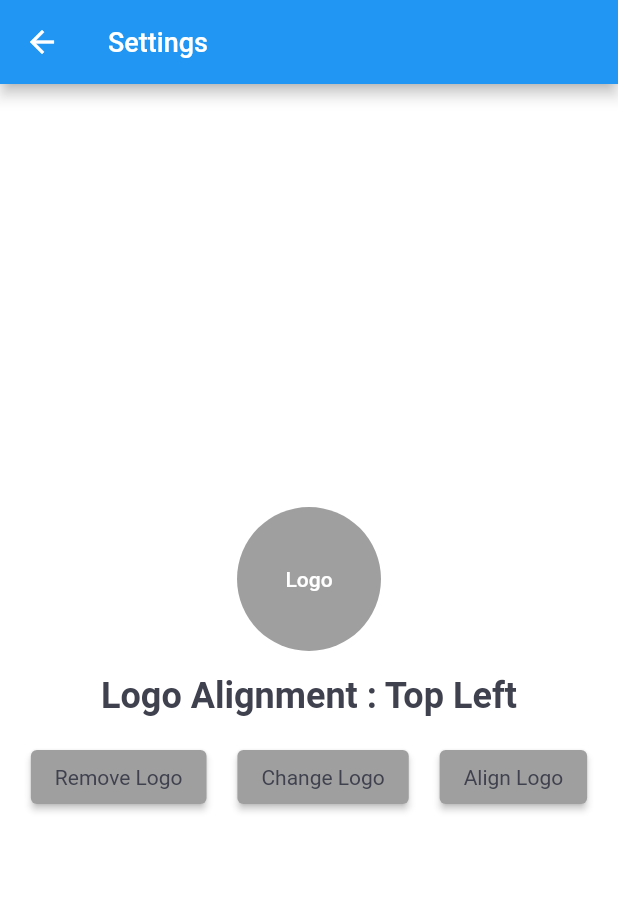
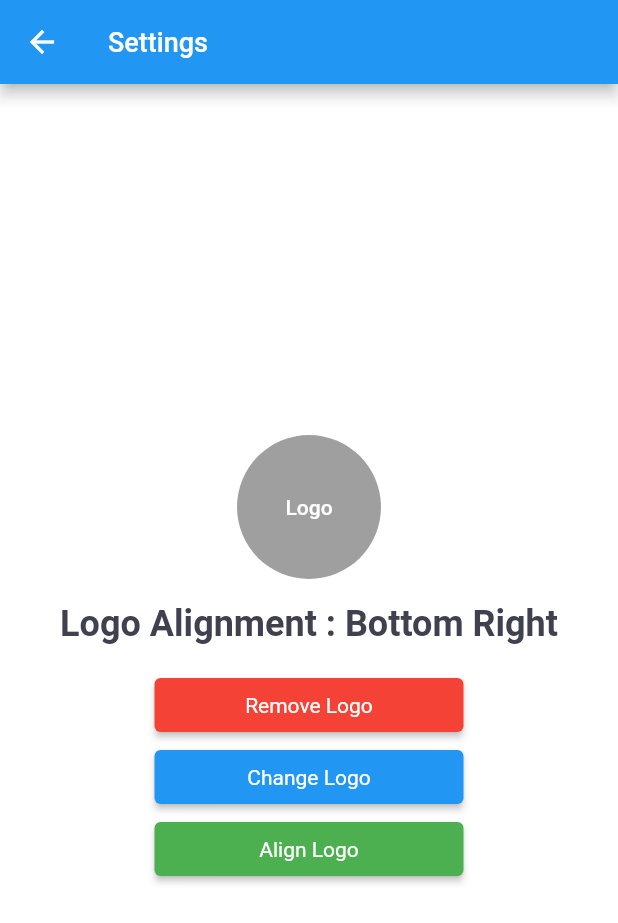
Before and after one commit to subashkhatri36/aicamera, a Flutter app: the SettingView screen opened by its route, after a tap on "Change Logo", on a phone screen of 412 x 824 dp. Shown: the top 923 px of the screen. Run offline on Flutter 3.47's test engine with Material 2 defaults, Android fonts, the phone set to English and light mode, and no system bars; our stand-ins replace camera, flutter_easyloading, get, hexcolor, image_picker, shared_preferences; accounts and stored records are empty.

Commit message:
alignment and logo storing finished

```diff
--- a/lib/app/constant/controller.dart
+++ b/lib/app/constant/controller.dart
@@ -1,3 +1,6 @@
 import 'package:aicamera/app/core/app_size_config.dart';
+import 'package:aicamera/app/core/controller/app_controller.dart';
+import 'package:get/get.dart';
 
 AppSize appsize = AppSize.instance;
+AppController appController = Get.find<AppController>();
--- a/lib/app/modules/home/controllers/home_controller.dart
+++ b/lib/app/modules/home/controllers/home_controller.dart
@@ -1,6 +1,7 @@
 import 'dart:io';
 import 'dart:typed_data';
 
+import 'package:aicamera/app/constant/controller.dart';
 import 'package:aicamera/app/constant/enum.dart';
 import 'package:camera/camera.dart';
 import 'package:flutter/material.dart';
@@ -40,16 +41,10 @@ class HomeController extends GetxController {
   ///this variable will store converted both logo and capture image
   File? logowithImage;
 
-  //this will give your the direction of logo
-  LogoDirection logoDir = LogoDirection.topleft;
-  //this variable controll the ui where logo should be located
-  RxBool logopositionchange = false.obs;
   Uint8List? pngBytes;
   //image picker
   final ImagePicker picker = ImagePicker();
 
-//use to check if there is logo selected or not in ui
-  RxBool islogo = false.obs;
   //this variable will identify if logo is attached along with image or not
   RxBool islogoattached = false.obs;
   //this varaible will remind if image is clicked or not
@@ -102,7 +97,7 @@ class HomeController extends GetxController {
         imageQuality: 80,
       );
       logoImageFile = pickedFile;
-      islogo.value = true;
+      appController.islogo.value = true;
     } catch (e) {
       print('error');
     }
--- a/lib/app/modules/home/views/home_view.dart
+++ b/lib/app/modules/home/views/home_view.dart
@@ -2,6 +2,7 @@ import 'dart:async';
 import 'dart:io';
 
 import 'package:aicamera/app/constant/constants.dart';
+import 'package:aicamera/app/constant/controller.dart';
 import 'package:aicamera/app/constant/enum.dart';
 import 'package:aicamera/app/constant/themes.dart';
 import 'package:aicamera/app/modules/home/controllers/home_controller.dart';
@@ -51,6 +52,7 @@ class HomeViewState extends State<HomeView>
 //main widget
   @override
   Widget build(BuildContext context) {
+    print("home logo image " + appController.setting.logoImage);
     return Scaffold(
       key: scaffoldKey,
       body: hcontroller.controller == null
@@ -75,28 +77,12 @@ class HomeViewState extends State<HomeView>
                                           : cameraPreviewWidget())),
                             ],
                           ),
-                          // Obx(() => hcontroller.islogoattached.value &&
-                          //         hcontroller.logowithImage != null
-                          //     ? Center(
-                          //         child: Container(
-                          //         decoration: BoxDecoration(
-                          //           border: Border.all(color: Colors.black),
-                          //           borderRadius: const BorderRadius.all(
-                          //               Radius.circular(50)),
-                          //         ),
-                          //         width: 100,
-                          //         height: 100,
-                          //         child: ClipRRect(
-                          //           borderRadius: const BorderRadius.all(
-                          //               Radius.circular(20)),
-                          //           child:
-                          //               LogoPosition(hcontroller: hcontroller),
-                          //         ),
-                          //       ))
-                          //     : Container()),
-                          Obx(() => hcontroller.logopositionchange.value
-                              ? Container()
-                              : hcontroller.islogo.value
+                          Obx(() => appController.logopositionchange.value
+                              ? appController.islogo.value
+                                  ? LogoPosition(hcontroller: hcontroller)
+                                  : Container()
+                              : appController.islogo.value ||
+                                      appController.islogo.value
                                   ? LogoPosition(hcontroller: hcontroller)
                                   : Container()),
                           Obx(
@@ -524,24 +510,37 @@ class LogoPosition extends StatelessWidget {
   @override
   Widget build(BuildContext context) {
     return Positioned(
-        top: hcontroller.logoDir == LogoDirection.topleft ||
-                hcontroller.logoDir == LogoDirection.topright
+        top: appController.logoDir == LogoDirection.topleft ||
+                appController.logoDir == LogoDirection.topright
             ? 30
             : null,
-        left: hcontroller.logoDir == LogoDirection.topleft ||
-                hcontroller.logoDir == LogoDirection.bottomleft
+        left: appController.logoDir == LogoDirection.topleft ||
+                appController.logoDir == LogoDirection.bottomleft
             ? 10
             : null,
-        right: hcontroller.logoDir == LogoDirection.topright ||
-                hcontroller.logoDir == LogoDirection.bottomright
+        right: appController.logoDir == LogoDirection.topright ||
+                appController.logoDir == LogoDirection.bottomright
             ? 10
             : null,
-        bottom: hcontroller.logoDir == LogoDirection.bottomleft ||
-                hcontroller.logoDir == LogoDirection.bottomright
+        bottom: appController.logoDir == LogoDirection.bottomleft ||
+                appController.logoDir == LogoDirection.bottomright
             ? 10
             : null,
         child: hcontroller.logoImageFile == null
-            ? Container()
+            ? appController.setting.logoImage.isNotEmpty
+                ? Container(
+                    decoration: BoxDecoration(
+                      border: Border.all(color: Colors.black),
+                      borderRadius: const BorderRadius.all(Radius.circular(50)),
+                    ),
+                    width: 50,
+                    height: 50,
+                    child: ClipRRect(
+                      borderRadius: const BorderRadius.all(Radius.circular(50)),
+                      child: Image.file(File(appController.setting.logoImage),
+                          fit: BoxFit.fill),
+                    ))
+                : Container()
             : Container(
                 decoration: BoxDecoration(
                   border: Border.all(color: Colors.black),
--- a/lib/app/modules/setting/controllers/setting_controller.dart
+++ b/lib/app/modules/setting/controllers/setting_controller.dart
@@ -1,35 +1,12 @@
-import 'package:aicamera/app/constant/string.dart';
-import 'package:aicamera/app/core/service/storage_service/shared_preference.dart';
-import 'package:aicamera/app/data/model/setting_model.dart';
 import 'package:get/get.dart';
 
 class SettingController extends GetxController {
   String apptitle = 'Settings';
-  Settings setting = Settings(logoImage: '', logoPosition: '');
+  // Settings setting = Settings(logoImage: '', logoPosition: '');
+  // RxBool alignmentChange = false.obs;
   @override
   void onInit() {
     super.onInit();
-    loadingDatabase();
-  }
-
-  loadingDatabase() async {
-    var data = await shareprefrence.read(AppString.setting);
-    if (data.isNotEmpty) {
-      setting = Settings.fromJson(data);
-    } else {
-      setting.logoPosition = 'Top left';
-      setting.logoImage = "";
-      updateSetting();
-    }
-  }
-
-  updateSetting() async {
-    await shareprefrence.save(AppString.setting, setting.toJson());
-  }
-
-  removeSettings() async {
-    setting = Settings(logoImage: '', logoPosition: '');
-    shareprefrence.remove(AppString.setting);
   }
 
   @override
--- a/lib/app/modules/setting/views/setting_view.dart
+++ b/lib/app/modules/setting/views/setting_view.dart
@@ -1,6 +1,7 @@
 import 'dart:io';
 
 import 'package:aicamera/app/constant/constants.dart';
+import 'package:aicamera/app/constant/controller.dart';
 import 'package:aicamera/app/constant/enum.dart';
 import 'package:aicamera/app/constant/themes.dart';
 import 'package:aicamera/app/modules/home/controllers/home_controller.dart';
@@ -18,6 +19,7 @@ class SettingView extends GetView<SettingController> {
   @override
   Widget build(BuildContext context) {
     final hcontroller = Get.find<HomeController>();
+    print("logo image " + appController.setting.logoImage);
     return Scaffold(
       appBar: AppBar(
         title: const Text('Settings'),
@@ -29,8 +31,9 @@ class SettingView extends GetView<SettingController> {
           crossAxisAlignment: CrossAxisAlignment.center,
           children: [
             Obx(
-              () =>
-                  hcontroller.islogo.value && hcontroller.logoImageFile != null
+              () => appController.islogo.value &&
+                      (hcontroller.logoImageFile != null ||
+                          appController.setting.logoImage.isNotEmpty)
                   ? Center(
                       child: Container(
                       decoration: BoxDecoration(
@@ -43,30 +46,25 @@ class SettingView extends GetView<SettingController> {
                       child: ClipRRect(
                         borderRadius:
                             const BorderRadius.all(Radius.circular(50)),
-                            child: Image.file(
-                                File(hcontroller.logoImageFile!.path),
-                                height: 100,
-                                width: 100,
-                                fit: BoxFit.fill),
+                        child: hcontroller.logoImageFile == null
+                            ? Image.file(File(appController.setting.logoImage))
+                            : Image.file(File(hcontroller.logoImageFile!.path),
+                                height: 150, width: 150, fit: BoxFit.fill),
                       ),
                     ))
-                      : controller.setting.logoImage.isNotEmpty
+                  : appController.setting.logoImage.isNotEmpty
                       ? ClipRRect(
                           borderRadius:
                               const BorderRadius.all(Radius.circular(50)),
                           child: Image.file(
                               File(
-                                    controller.setting.logoImage,
+                                appController.setting.logoImage,
                               ),
-                                  height: 100,
-                                  width: 100,
+                              height: 150,
+                              width: 150,
                               fit: BoxFit.fill),
                         )
-                          : InkWell(
-                              onTap: () {
-                                hcontroller.getLogoImage();
-                              },
-                              child: CircleAvatar(
+                      : CircleAvatar(
                           radius: Constant.defaultmargin * 3,
                           //  size:constant.defaultfontsize
                           backgroundColor: Themes.grey,
@@ -78,53 +76,64 @@ class SettingView extends GetView<SettingController> {
                                 .copyWith(color: Colors.white),
                           )),
             ),
-            ),
             const SizedBox(
               height: Constant.defaultmargin,
             ),
-            Obx(() => hcontroller.logopositionchange.value
+            Obx(() => appController.alignmentChange.value
                 ? const LogoAlighmentDisplay()
                 : const LogoAlighmentDisplay()),
             const SizedBox(
               height: Constant.defaultmargin,
             ),
-            Row(
+            Column(
               mainAxisAlignment: MainAxisAlignment.spaceEvenly,
               children: [
-                CustomButton(
+                SizedBox(
+                  width: MediaQuery.of(context).size.width * .5,
+                  child: CustomButton(
+                    backgroundColor: Colors.red,
                     label: 'Remove Logo',
                     onPressed: () {
                       hcontroller.logoImageFile = null;
-                    hcontroller.islogo.value = false;
-                    controller.setting.logoImage = '';
-                    controller.setting.logoPosition = "Top Left";
-                    controller.update();
+                      appController.islogo.value = false;
+                      appController.setting.logoImage = '';
+                      appController.setting.logoPosition = "Top Left";
+                      appController.removeSettings();
                     },
                     textColor: Colors.white,
                   ),
-                CustomButton(
+                ),
+                SizedBox(
+                  width: MediaQuery.of(context).size.width * .5,
+                  child: CustomButton(
+                    backgroundColor: Colors.blue,
                     label: 'Change Logo',
-                  onPressed: () {
-                    hcontroller.getLogoImage();
-                    if (hcontroller.logoImageFile!.path.isNotEmpty) {
-                      controller.setting.logoImage =
+                    onPressed: () async {
+                      await hcontroller.getLogoImage();
+                      if (hcontroller.logoImageFile != null) {
+                        appController.setting.logoImage =
                             hcontroller.logoImageFile!.path;
                       }
-                    if (controller.setting.logoPosition.isEmpty) {
-                      controller.setting.logoPosition = 'Top Left';
+                      if (appController.setting.logoPosition.isEmpty) {
+                        appController.setting.logoPosition = 'Top Left';
                       }
-                    controller.updateSetting();
+                      appController.updateSetting();
                     },
                     textColor: Colors.white,
                   ),
-                CustomButton(
+                ),
+                SizedBox(
+                  width: MediaQuery.of(context).size.width * .5,
+                  child: CustomButton(
+                    backgroundColor: Colors.green,
                     label: 'Align Logo',
                     onPressed: () async {
                       bool value = await showDialog(
                           context: context,
                           builder: (context) {
                             return AlertDialog(
-                              title: const Text('Please Select Logo Alignment'),
+                                title:
+                                    const Text('Please Select Logo Alignment'),
                                 actions: [
                                   Container(
                                     alignment: Alignment.center,
@@ -132,11 +141,11 @@ class SettingView extends GetView<SettingController> {
                                         Constant.defaultmargin / 2),
                                     child: InkWell(
                                       onTap: () {
-                                      hcontroller.logoDir =
+                                        appController.logoDir =
                                             LogoDirection.topleft;
-                                      controller.setting.logoPosition =
+                                        appController.setting.logoPosition =
                                             'Top Left';
-                                      controller.updateSetting();
+                                        appController.updateSetting();
                                         Navigator.of(context).pop(true);
                                       },
                                       child: const Text('Top Left'),
@@ -148,11 +157,11 @@ class SettingView extends GetView<SettingController> {
                                         Constant.defaultmargin / 2),
                                     child: InkWell(
                                       onTap: () {
-                                      hcontroller.logoDir =
+                                        appController.logoDir =
                                             LogoDirection.topright;
-                                      controller.setting.logoPosition =
+                                        appController.setting.logoPosition =
                                             'Top Right';
-                                      controller.updateSetting();
+                                        appController.updateSetting();
                                         Navigator.of(context).pop(true);
                                       },
                                       child: const Text('Top Right'),
@@ -164,11 +173,11 @@ class SettingView extends GetView<SettingController> {
                                         Constant.defaultmargin / 2),
                                     child: InkWell(
                                       onTap: () {
-                                      hcontroller.logoDir =
+                                        appController.logoDir =
                                             LogoDirection.bottomleft;
-                                      controller.setting.logoPosition =
+                                        appController.setting.logoPosition =
                                             'Bottom Left';
-                                      controller.updateSetting();
+                                        appController.updateSetting();
                                         Navigator.of(context).pop(true);
                                       },
                                       child: const Text('Bottom Left'),
@@ -180,11 +189,11 @@ class SettingView extends GetView<SettingController> {
                                         Constant.defaultmargin / 2),
                                     child: InkWell(
                                       onTap: () {
-                                      hcontroller.logoDir =
+                                        appController.logoDir =
                                             LogoDirection.bottomright;
-                                      controller.setting.logoPosition =
+                                        appController.setting.logoPosition =
                                             'Bottom Right';
-                                      controller.updateSetting();
+                                        appController.updateSetting();
                                         Navigator.of(context).pop(true);
                                       },
                                       child: const Text('Bottom Right'),
@@ -194,11 +203,12 @@ class SettingView extends GetView<SettingController> {
                           });
 
                       if (value) {
-                      hcontroller.logopositionchange.value = true;
-                      hcontroller.logopositionchange.value = false;
+                        appController.logopositionchange.value = true;
+                        appController.logopositionchange.value = false;
                       }
                     },
                     textColor: Colors.white,
+                  ),
                 ),
               ],
             )
@@ -217,7 +227,7 @@ class LogoAlighmentDisplay extends StatelessWidget {
   @override
   Widget build(BuildContext context) {
     final hcontroller = Get.find<HomeController>();
-    return hcontroller.logoDir == LogoDirection.bottomright
+    return appController.logoDir == LogoDirection.bottomright
         ? Text(
             'Logo Alignment : Bottom Right',
             style: Theme.of(context)
@@ -225,7 +235,7 @@ class LogoAlighmentDisplay extends StatelessWidget {
                 .headline3!
                 .copyWith(fontWeight: FontWeight.bold),
           )
-        : hcontroller.logoDir == LogoDirection.bottomleft
+        : appController.logoDir == LogoDirection.bottomleft
             ? Text(
                 'Logo Alignment : Bottom Left',
                 style: Theme.of(context)
@@ -233,7 +243,7 @@ class LogoAlighmentDisplay extends StatelessWidget {
                     .headline3!
                     .copyWith(fontWeight: FontWeight.bold),
               )
-            : hcontroller.logoDir == LogoDirection.topleft
+            : appController.logoDir == LogoDirection.topleft
                 ? Text(
                     'Logo Alignment : Top Left',
                     style: Theme.of(context)
--- a/lib/app/routes/app_pages.dart
+++ b/lib/app/routes/app_pages.dart
@@ -12,7 +12,7 @@ part 'app_routes.dart';
 class AppPages {
   AppPages._();
 
-  static const initial = Routes.home;
+  static const initial = Routes.splash;
 
   static final routes = [
     GetPage(
--- a/lib/app/widget/button/button_widget.dart
+++ b/lib/app/widget/button/button_widget.dart
@@ -26,7 +26,10 @@ class CustomButton extends StatelessWidget {
     return SizedBox(
       // height: 50,
       child: ElevatedButton(
-        child: NormalText(label),
+        child: NormalText(
+          label,
+          color: textColor,
+        ),
         onPressed: onPressed,
         style: ElevatedButton.styleFrom(
           primary: backgroundColor, // background
--- a/lib/inital_binding.dart
+++ b/lib/inital_binding.dart
@@ -1,4 +1,5 @@
 import 'package:aicamera/app/core/app_size_config.dart';
+import 'package:aicamera/app/core/controller/app_controller.dart';
 import 'package:get/get.dart';
 
 class InitialBinding extends Bindings {
@@ -7,5 +8,6 @@ class InitialBinding extends Bindings {
     Get.put(
       AppSize(),
     );
+    Get.put(AppController(), permanent: true);
   }
 }
```
Also changed, not shown: lib/app/core/controller/app_controller.dart (added, +73 -0 lines), lib/app/modules/splash/views/splash_view.dart (+13 -6 lines). Lines whose indentation alone changed are shown as unchanged.
